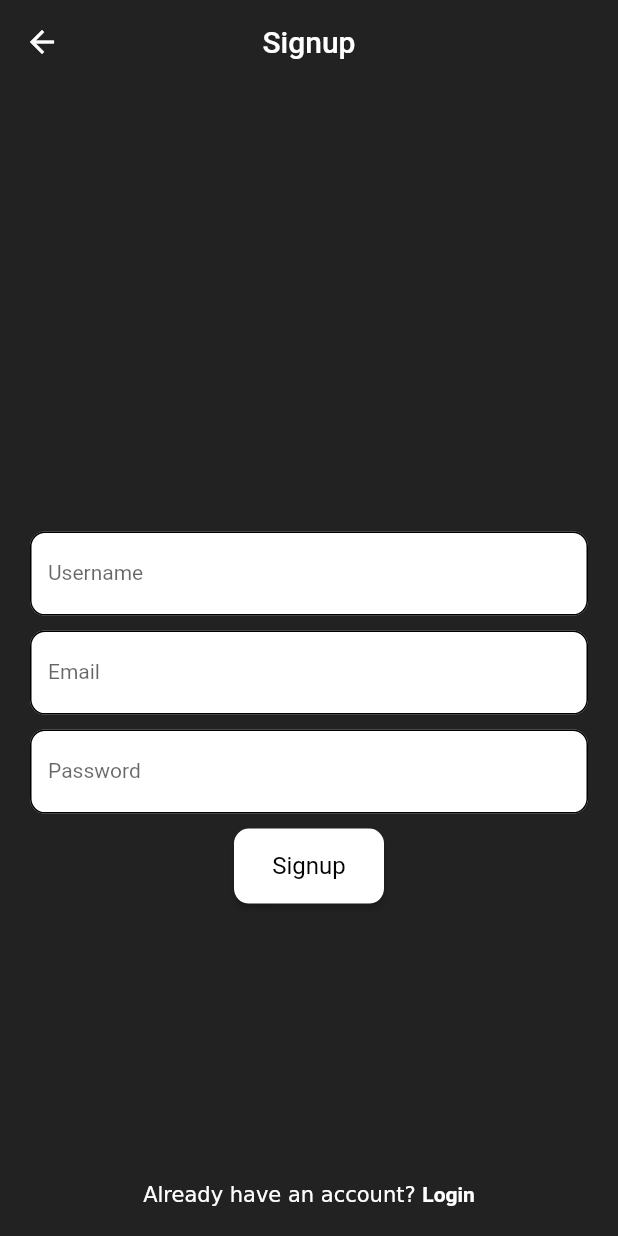
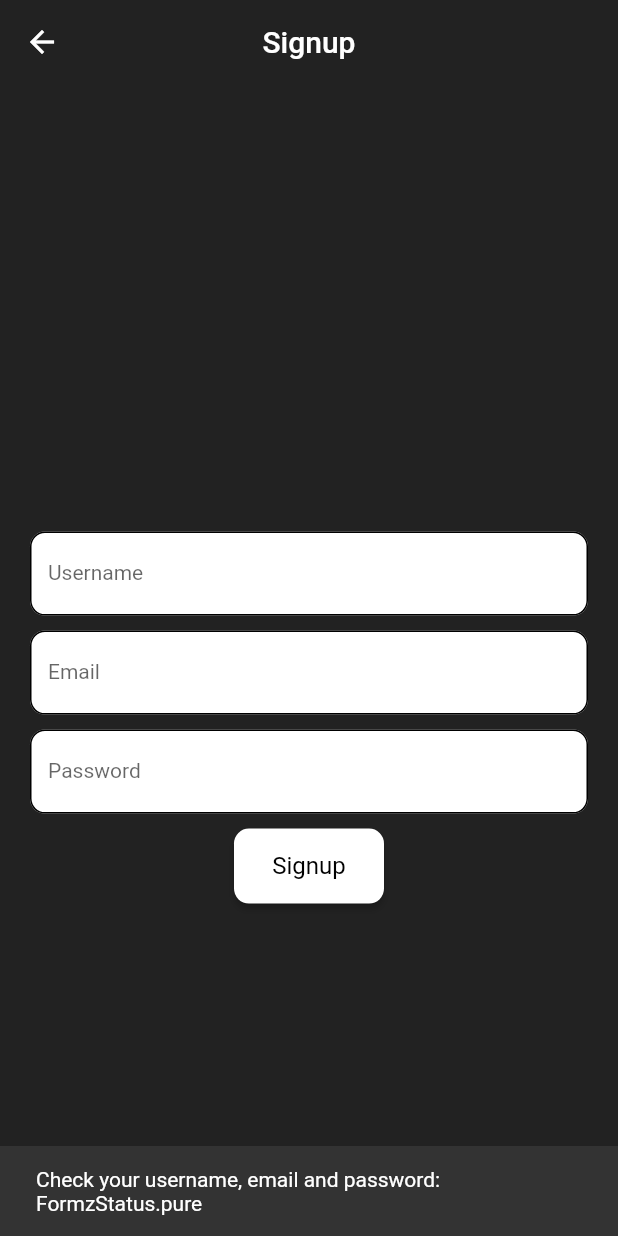
Before and after one commit to Daddy2054/clean_bloc, a Flutter app: the SignupScreen screen opened by its route, after a tap on "Signup", on a phone screen of 412 x 824 dp. Run offline on Flutter 3.47's test engine with Material 2 defaults, Android fonts, the phone set to English and light mode, and no system bars; our stand-ins replace equatable, flutter_bloc, formz, go_router.

Commit message:
2.13: Signup Cubit

```diff
--- a/lib/main.dart
+++ b/lib/main.dart
@@ -1,19 +1,21 @@
 // ignore_for_file: public_member_api_docs
 
-import 'package:clean_bloc/src/config/app_router.dart';
-import 'package:clean_bloc/src/config/app_theme.dart';
-import 'package:clean_bloc/src/shared/presentation/widgets/custom_nav_bar.dart';
 import 'package:flutter/material.dart';
 import 'package:flutter_bloc/flutter_bloc.dart';
 
+import 'src/config/app_router.dart';
+import 'src/config/app_theme.dart';
 import 'src/features/auth/data/datasources/mock_auth_datasource.dart';
 import 'src/features/auth/data/repositories/auth_repository_impl.dart';
 import 'src/features/auth/domain/usecases/get_auth_status.dart';
 import 'src/features/auth/domain/usecases/get_logged_in_user.dart';
 import 'src/features/auth/domain/usecases/login_user.dart';
 import 'src/features/auth/domain/usecases/logout_user.dart';
+import 'src/features/auth/domain/usecases/signup_user.dart';
 import 'src/features/auth/presentation/blocs/auth/auth_bloc.dart';
 import 'src/features/auth/presentation/blocs/login/login_cubit.dart';
+import 'src/features/auth/presentation/blocs/signup/signup_cubit.dart';
+import 'src/shared/presentation/widgets/custom_nav_bar.dart';
 
 void main() {
   runApp(const MyApp());
@@ -54,17 +56,21 @@ class MyApp extends StatelessWidget {
               ),
             ),
           ),
+          BlocProvider(
+            create: (context) => SignupCubit(
+              signupUser: SignupUser(
+                context.read<AuthRepositoryImpl>(),
+              ),
+            ),
+          ),
         ],
-        child: Builder(
-          builder: (context) {
-            return MaterialApp.router(
-              title: 'Flutter Demo',
-              theme: CustomTheme().theme(),
-                  routerConfig: AppRouter(context.read<AuthBloc>()).router,
-
-            );
-          }
-        ),
+        child: Builder(builder: (context) {
+          return MaterialApp.router(
+            title: 'Flutter Demo',
+            theme: CustomTheme().theme(),
+            routerConfig: AppRouter(context.read<AuthBloc>()).router,
+          );
+        }),
       ),
     );
   }
--- a/lib/src/features/auth/presentation/blocs/signup/signup_cubit.dart
+++ b/lib/src/features/auth/presentation/blocs/signup/signup_cubit.dart
@@ -1,8 +1,73 @@
 import 'package:equatable/equatable.dart';
 import 'package:flutter_bloc/flutter_bloc.dart';
+import 'package:formz/formz.dart';
+
+import '../../../../../shared/domain/entities/user.dart';
+import '../../../domain/entities/logged_in_user.dart';
+import '../../../domain/usecases/signup_user.dart';
 
 part 'signup_state.dart';
 
 class SignupCubit extends Cubit<SignupState> {
-  SignupCubit() : super(SignupInitial());
+  final SignupUser _signupUser;
+
+  SignupCubit({required SignupUser signupUser})
+      : _signupUser = signupUser,
+        super(SignupState.initial());
+
+  void usernameChanged(String value) {
+    final username = Username.dirty(value);
+    emit(
+      state.copyWith(
+        username: username,
+        status: Formz.validate(
+          [username, state.email, state.password],
+        ),
+      ),
+    );
+  }
+
+  void emailChanged(String value) {
+    final email = Email.dirty(value);
+    emit(
+      state.copyWith(
+        email: email,
+        status: Formz.validate(
+          [state.username, email, state.password],
+        ),
+      ),
+    );
+  }
+
+  void passwordChanged(String value) {
+    final password = Password.dirty(value);
+    emit(
+      state.copyWith(
+        password: password,
+        status: Formz.validate(
+          [state.username, state.email, password],
+        ),
+      ),
+    );
+  }
+
+  Future<void> signupWithCredentials() async {
+    if (!state.status.isValidated) return;
+    emit(state.copyWith(status: FormzStatus.submissionInProgress));
+    try {
+      await _signupUser(
+        SignupUserParams(
+          user: LoggedInUser(
+            id: 'user_000',
+            email: state.email,
+            username: state.username,
+            imagePath: 'assets/images/image_1.jpg',
+          ),
+        ),
+      );
+      emit(state.copyWith(status: FormzStatus.submissionSuccess));
+    } catch (err) {
+      emit(state.copyWith(status: FormzStatus.submissionFailure));
+    }
+  }
 }
--- a/lib/src/features/auth/presentation/blocs/signup/signup_state.dart
+++ b/lib/src/features/auth/presentation/blocs/signup/signup_state.dart
@@ -1,10 +1,52 @@
 part of 'signup_cubit.dart';
 
-abstract class SignupState extends Equatable {
-  const SignupState();
+class SignupState extends Equatable {
+  final Username username;
+  final Email email;
+  final Password password;
+  final FormzStatus status;
+  final String? errorText;
+
+  const SignupState({
+    this.username = const Username.pure(),
+    this.email = const Email.pure(),
+    this.password = const Password.pure(),
+    this.status = FormzStatus.pure,
+    this.errorText,
+  });
+
+  factory SignupState.initial() {
+    return const SignupState(
+      username: Username.pure(),
+      email: Email.pure(),
+      password: Password.pure(),
+      status: FormzStatus.pure,
+      errorText: null,
+    );
+  }
+
+  SignupState copyWith({
+    Username? username,
+    Email? email,
+    Password? password,
+    FormzStatus? status,
+    String? errorText,
+  }) {
+    return SignupState(
+      username: username ?? this.username,
+      email: email ?? this.email,
+      password: password ?? this.password,
+      status: status ?? this.status,
+      errorText: errorText ?? this.errorText,
+    );
+  }
 
   @override
-  List<Object> get props => [];
+  List<Object?> get props => [
+        username,
+        email,
+        password,
+        status,
+        errorText,
+      ];
 }
-
-class SignupInitial extends SignupState {}
--- a/lib/src/features/auth/presentation/view/signup_screen.dart
+++ b/lib/src/features/auth/presentation/view/signup_screen.dart
@@ -1,7 +1,10 @@
 import 'package:flutter/material.dart';
+import 'package:flutter_bloc/flutter_bloc.dart';
+import 'package:formz/formz.dart';
 import 'package:go_router/go_router.dart';
 
 import '../../../../shared/presentation/widgets/widgets.dart';
+import '../blocs/signup/signup_cubit.dart';
 
 class SignupScreen extends StatelessWidget {
   const SignupScreen({super.key});
@@ -72,14 +75,33 @@ class _SignupButton extends StatelessWidget {
 
   @override
   Widget build(BuildContext context) {
-    return ElevatedButton(
-      onPressed: () {},
+    return BlocBuilder<SignupCubit, SignupState>(
+      buildWhen: (previous, current) => previous.status != current.status,
+      builder: (context, state) {
+        return state.status == FormzStatus.submissionInProgress
+            ? const CircularProgressIndicator(color: Colors.white)
+            : ElevatedButton(
+                onPressed: () {
+                  if (state.status == FormzStatus.valid) {
+                    context.read<SignupCubit>().signupWithCredentials();
+                    context.pop();
+                  } else {
+                    ScaffoldMessenger.of(context).showSnackBar(
+                      SnackBar(
+                        content: Text(
+                          'Check your username, email and password: ${state.status}',
+                        ),
+                      ),
+                    );
+                  }
+                },
                 style: ElevatedButton.styleFrom(
                   backgroundColor: Colors.white,
                   minimumSize: const Size(100, 50),
                   shape: RoundedRectangleBorder(
                     borderRadius: BorderRadius.circular(10.0),
-          )),
+                  ),
+                ),
                 child: Text(
                   'Signup',
                   style: Theme.of(context)
@@ -87,6 +109,8 @@ class _SignupButton extends StatelessWidget {
                       .titleMedium!
                       .copyWith(color: Colors.black),
                 ),
+              );
+      },
     );
   }
 }
@@ -98,9 +122,19 @@ class _Password extends StatelessWidget {
 
   @override
   Widget build(BuildContext context) {
-    return const CustomTextField(
+    return BlocBuilder<SignupCubit, SignupState>(
+      buildWhen: (previous, current) => previous.password != current.password,
+      builder: (context, state) {
+        return CustomTextField(
           labelText: 'Password',
+          errorText: state.password.invalid ? 'The password is invalid' : null,
+          textInputType: TextInputType.text,
           obscureText: true,
+          onChanged: (password) {
+            context.read<SignupCubit>().passwordChanged(password);
+          },
+        );
+      },
     );
   }
 }
@@ -112,9 +146,18 @@ class _Username extends StatelessWidget {
 
   @override
   Widget build(BuildContext context) {
-    return const CustomTextField(
+    return BlocBuilder<SignupCubit, SignupState>(
+      buildWhen: (previous, current) => previous.username != current.username,
+      builder: (context, state) {
+        return CustomTextField(
           labelText: 'Username',
+          errorText: state.username.invalid ? 'The username is invalid' : null,
           textInputType: TextInputType.name,
+          onChanged: (username) {
+            context.read<SignupCubit>().usernameChanged(username);
+          },
+        );
+      },
     );
   }
 }
@@ -126,9 +169,18 @@ class _Email extends StatelessWidget {
 
   @override
   Widget build(BuildContext context) {
-    return const CustomTextField(
+    return BlocBuilder<SignupCubit, SignupState>(
+      buildWhen: (previous, current) => previous.email != current.email,
+      builder: (context, state) {
+        return CustomTextField(
           labelText: 'Email',
+          errorText: state.email.invalid ? 'The email is invalid' : null,
           textInputType: TextInputType.emailAddress,
+          onChanged: (email) {
+            context.read<SignupCubit>().emailChanged(email);
+          },
+        );
+      },
     );
   }
 }
```
Lines whose indentation alone changed are shown as unchanged.
